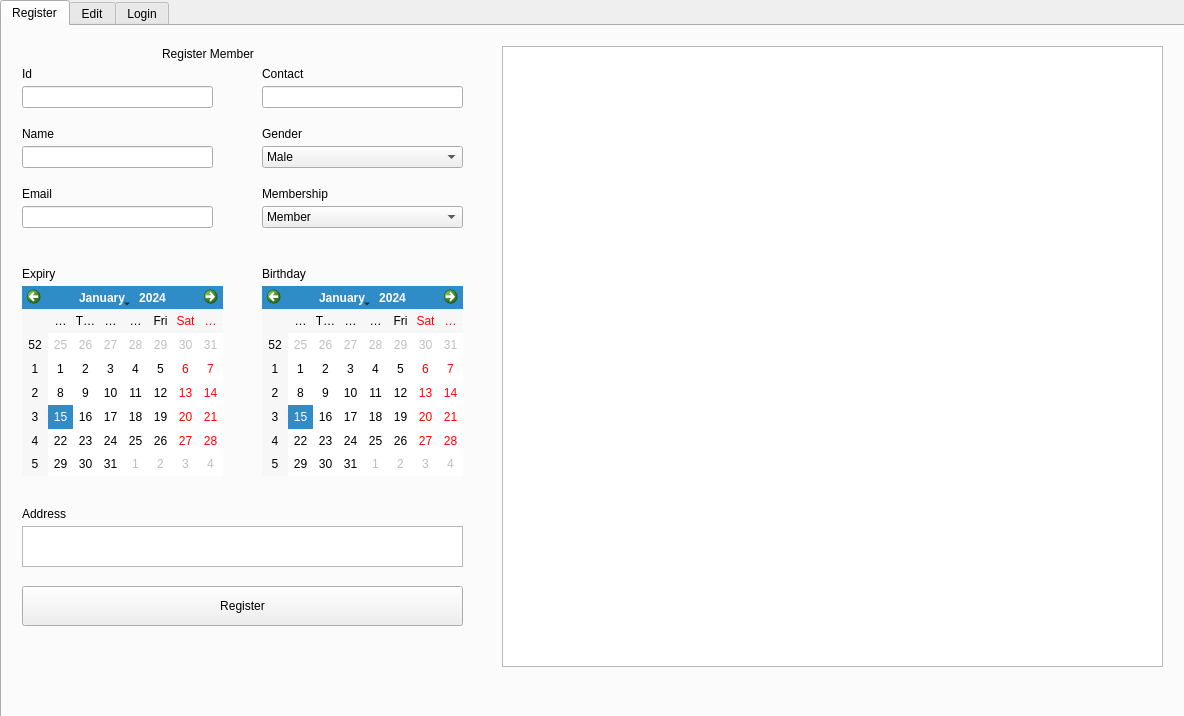
Qt form gym.ui (francisganapin/Gym-System-7-13-2024) before a commit.
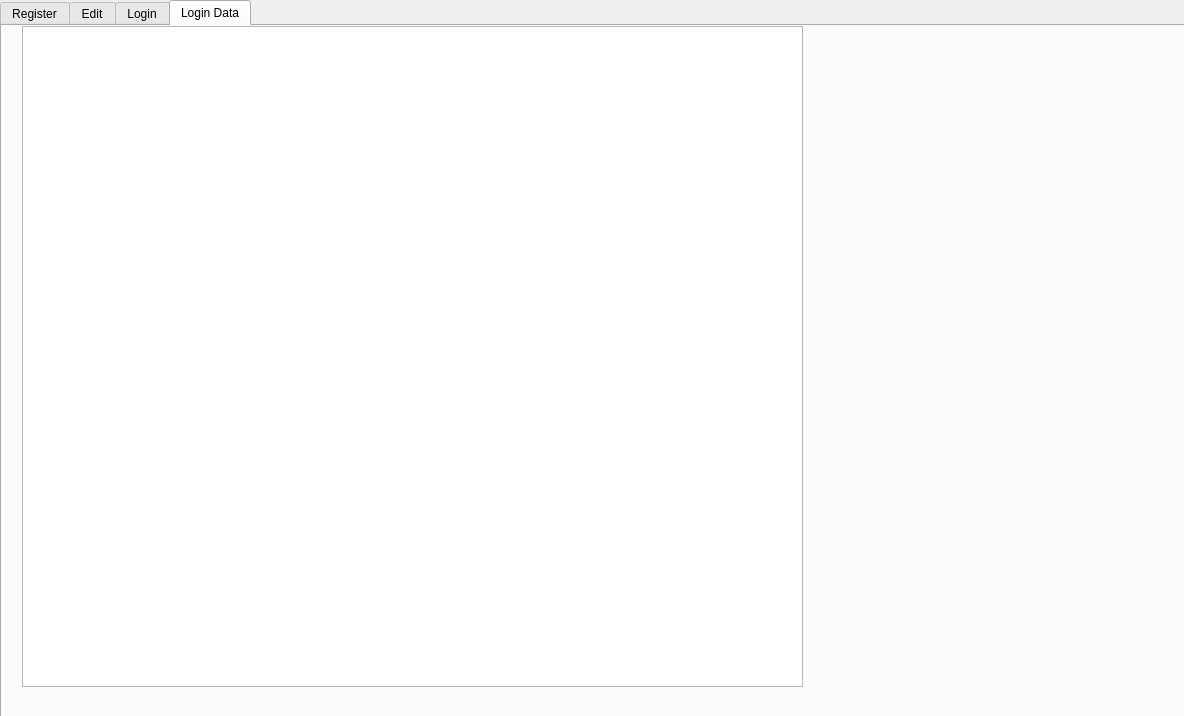
The same form after that commit.

What changed in the file:
```diff
--- a/gym.ui
+++ b/gym.ui
@@ -29,7 +29,7 @@
     <enum>QTabWidget::Rounded</enum>
    </property>
    <property name="currentIndex">
-    <number>0</number>
+    <number>3</number>
    </property>
    <property name="documentMode">
     <bool>false</bool>
@@ -497,6 +497,21 @@
      </property>
     </widget>
    </widget>
+   <widget class="QWidget" name="tab_4">
+    <attribute name="title">
+     <string>Login Data</string>
+    </attribute>
+    <widget class="QTableView" name="tableView_3">
+     <property name="geometry">
+      <rect>
+       <x>20</x>
+       <y>0</y>
+       <width>781</width>
+       <height>661</height>
+      </rect>
+     </property>
+    </widget>
+   </widget>
   </widget>
  </widget>
  <resources/>
```
